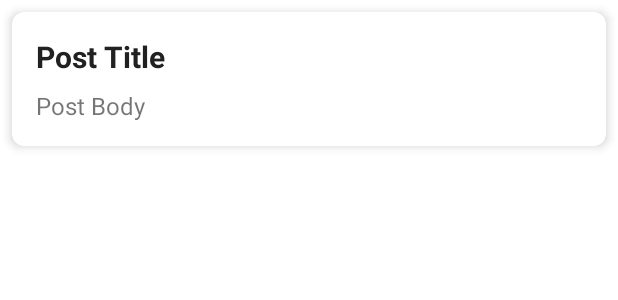
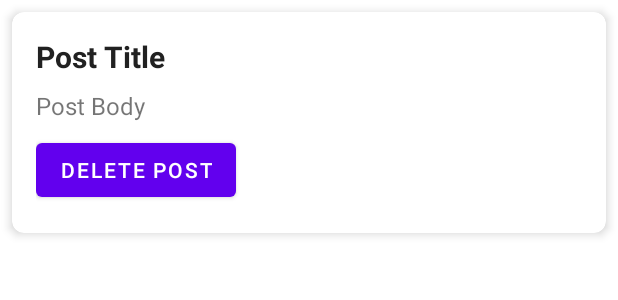
Before and after one commit to wilsonrc/json_placeholder_android, an Android app: the layout post_item.xml on its own in the app's theme, with its tools: preview values and no code run, on a phone screen of 412 x 824 dp. Shown: the top 300 px of the screen. Run offline under Robolectric (Android 15) with nearby library versions, the phone set to English and light mode, and no system bars; network calls fail.

Commit message:
- add delete and favorite buttons to the post item

```diff
--- a/app/src/main/java/com/example/jsonapp/data/sources/models/Post.kt
+++ b/app/src/main/java/com/example/jsonapp/data/sources/models/Post.kt
@@ -5,4 +5,5 @@ data class Post(
     val id: Int,
     val title: String,
     val body: String,
+    val isFavorite : Boolean
 ) : java.io.Serializable
--- a/app/src/main/java/com/example/jsonapp/data/sources/remote/JPHRemoteDataSource.kt
+++ b/app/src/main/java/com/example/jsonapp/data/sources/remote/JPHRemoteDataSource.kt
@@ -20,7 +20,8 @@ class JPHRemoteDataSource @Inject constructor(
                 userId = post.userId,
                 id = post.id,
                 title = post.title,
-                body = post.body
+                body = post.body,
+                isFavorite = false
             )
         }
         emit(result)
--- a/app/src/main/java/com/example/jsonapp/ui/HomeScreenViewModel.kt
+++ b/app/src/main/java/com/example/jsonapp/ui/HomeScreenViewModel.kt
@@ -55,7 +55,11 @@ class HomeScreenViewModel @Inject constructor(
         jphRepository.deleteAllNonFavoritePosts()
     }
 
-    fun deletePost(post: Post) {
+    fun onFavoriteClicked(post: Post) = viewModelScope.launch(Dispatchers.IO) {
+        jphRepository.updateFavoriteState(post.id.toString(), !post.isFavorite)
+    }
+
+    fun onDeleteClicked(post: Post) {
         viewModelScope.launch(Dispatchers.IO) {
             jphRepository.deletePost(post.id.toString())
         }
--- /dev/null
+++ b/app/src/main/res/drawable/baseline_star_empty.xml
@@ -0,0 +1,5 @@
+<vector android:height="32dp" android:tint="@color/purple_500"
+    android:viewportHeight="32" android:viewportWidth="32"
+    android:width="32dp" xmlns:android="http://schemas.android.com/apk/res/android">
+    <path android:fillColor="@android:color/white" android:pathData="M22,9.24l-7.19,-0.62L12,2 9.19,8.63 2,9.24l5.46,4.73L5.82,21 12,17.27 18.18,21l-1.63,-7.03L22,9.24zM12,15.4l-3.76,2.27 1,-4.28 -3.32,-2.88 4.38,-0.38L12,6.1l1.71,4.04 4.38,0.38 -3.32,2.88 1,4.28L12,15.4z"/>
+</vector>
--- /dev/null
+++ b/app/src/main/res/drawable/baseline_star_full.xml
@@ -0,0 +1,5 @@
+<vector android:height="32dp" android:tint="@color/purple_500"
+    android:viewportHeight="32" android:viewportWidth="32"
+    android:width="32dp" xmlns:android="http://schemas.android.com/apk/res/android">
+    <path android:fillColor="@android:color/white" android:pathData="M14.43,10l-2.43,-8l-2.43,8l-7.57,0l6.18,4.41l-2.35,7.59l6.17,-4.69l6.18,4.69l-2.35,-7.59l6.17,-4.41z"/>
+</vector>
--- a/app/src/main/res/layout/post_item.xml
+++ b/app/src/main/res/layout/post_item.xml
@@ -17,8 +17,8 @@
             android:layout_width="0dp"
             android:layout_height="wrap_content"
             android:text="Post Title"
+            android:textColor="@color/primary_text"
             android:textSize="20sp"
-            android:textColor="@color/primary_text"
             android:textStyle="bold"
             app:layout_constraintEnd_toEndOf="parent"
             app:layout_constraintStart_toStartOf="parent"
@@ -35,5 +35,25 @@
             app:layout_constraintStart_toStartOf="parent"
             app:layout_constraintTop_toBottomOf="@+id/postTitleTextView" />
 
+        <Button
+            android:id="@+id/deletePostButton"
+            android:layout_width="wrap_content"
+            android:layout_height="wrap_content"
+            android:layout_marginTop="8dp"
+            android:text="Delete Post"
+            app:layout_constraintStart_toStartOf="parent"
+            app:layout_constraintTop_toBottomOf="@+id/postBodyTextView" />
+
+        <ImageButton
+            android:id="@+id/favoriteButton"
+            android:layout_width="50dp"
+            android:layout_height="50dp"
+            android:layout_marginTop="8dp"
+            android:background="?attr/selectableItemBackground"
+            android:contentDescription="Favorite Button"
+            app:layout_constraintBottom_toBottomOf="parent"
+            app:layout_constraintEnd_toEndOf="parent"
+            app:layout_constraintTop_toBottomOf="@+id/postBodyTextView" />
+
     </androidx.constraintlayout.widget.ConstraintLayout>
 </androidx.cardview.widget.CardView>
--- a/app/src/main/res/values/colors.xml
+++ b/app/src/main/res/values/colors.xml
@@ -6,6 +6,7 @@
     <color name="teal_200">#FF03DAC5</color>
     <color name="teal_700">#FF018786</color>
     <color name="black">#FF000000</color>
+    <color name="yellow">#FFFFEB3B</color>
     <color name="white">#FFFFFFFF</color>
     <color name="primary_text">#212121</color>
     <color name="secondary_text">#757575</color>
```
Also changed, not shown: app/src/main/java/com/example/jsonapp/data/sources/local/JPHLocalDataSource.kt (+6 -3 lines), app/src/main/java/com/example/jsonapp/ui/HomeScreenFragment.kt (+14 -5 lines), app/src/main/java/com/example/jsonapp/ui/PostAdapter.kt (+24 -4 lines).
